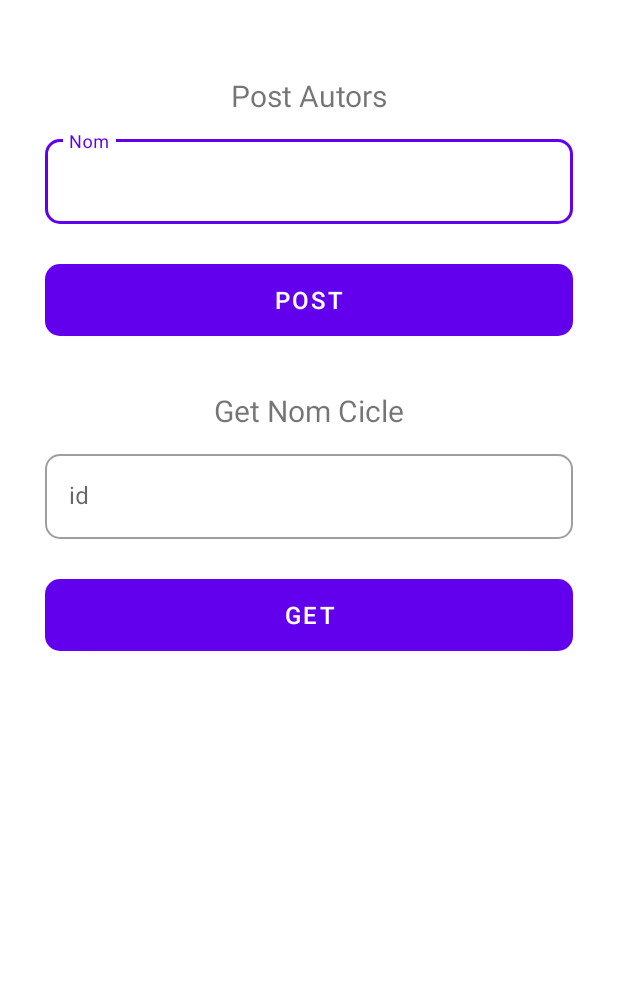
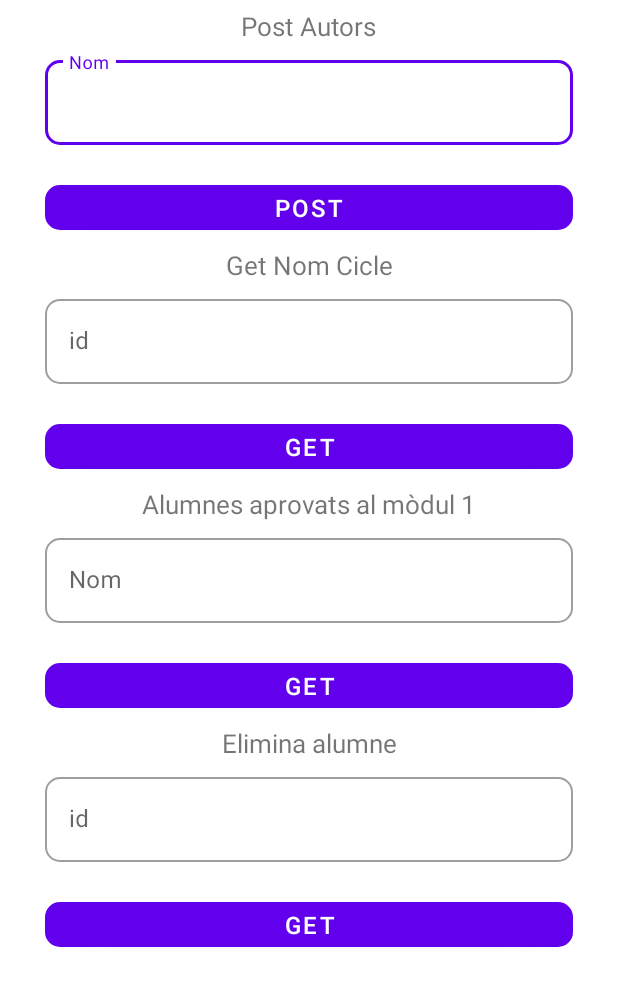
Before and after one commit to mcfl-uri/ExamenApi, an Android app: the layout fragment_actions.xml on its own in the app's theme, with its tools: preview values and no code run, on a phone screen of 412 x 824 dp. Shown: the top 986 px of the screen. Run offline under Robolectric (Android 15) with nearby library versions, the phone set to English and light mode, and no system bars.

Commit message:
get nom cicle

```diff
--- a/app/src/main/java/cat/api/examenapi/ui/ActionsFragment.kt
+++ b/app/src/main/java/cat/api/examenapi/ui/ActionsFragment.kt
@@ -45,7 +45,7 @@ class ActionsFragment : Fragment() {
             override fun onResponse(call: Call<Cicle>, response: Response<Cicle>) {
                 if (response?.body() != null) {
                     var tmp: Cicle = response.body()!!
-                    view?.findViewById<TextView>(R.id.getNomCicle)?.setText(tmp.nomCicle)
+                    view?.findViewById<TextView>(R.id.getNomCicle)?.setText("Nom del cicle: ${tmp.nomCicle}")
                 }
             }
 
--- a/app/src/main/res/layout/fragment_actions.xml
+++ b/app/src/main/res/layout/fragment_actions.xml
@@ -12,9 +12,9 @@
             android:id="@+id/postAutors"
             android:layout_width="wrap_content"
             android:layout_height="wrap_content"
-            android:layout_marginTop="50dp"
+            android:layout_marginTop="5dp"
             android:text="Post Autors"
-            android:textSize="20sp"
+            android:textSize="17sp"
             app:layout_constraintEnd_toEndOf="parent"
             app:layout_constraintStart_toStartOf="parent"
             app:layout_constraintTop_toTopOf="parent" />
@@ -25,7 +25,7 @@
             android:layout_width="match_parent"
             android:layout_height="wrap_content"
             android:layout_marginStart="30dp"
-            android:layout_marginTop="10dp"
+            android:layout_marginTop="5dp"
             android:layout_marginEnd="30dp"
             app:boxCornerRadiusBottomEnd="10dp"
             app:boxCornerRadiusBottomStart="10dp"
@@ -50,7 +50,7 @@
             android:layout_height="wrap_content"
             android:layout_marginStart="30dp"
             android:layout_marginEnd="30dp"
-            android:minHeight="60dp"
+            android:minHeight="30dp"
             android:text="POST"
             android:textAllCaps="false"
             android:textColor="@color/white"
@@ -62,9 +62,9 @@
             android:id="@+id/getNomCicle"
             android:layout_width="wrap_content"
             android:layout_height="wrap_content"
-            android:layout_marginTop="30dp"
+            android:layout_marginTop="5dp"
             android:text="Get Nom Cicle"
-            android:textSize="20sp"
+            android:textSize="17sp"
             app:layout_constraintEnd_toEndOf="parent"
             app:layout_constraintStart_toStartOf="parent"
             app:layout_constraintTop_toBottomOf="@id/postButton" />
@@ -75,7 +75,7 @@
             android:layout_width="match_parent"
             android:layout_height="wrap_content"
             android:layout_marginStart="30dp"
-            android:layout_marginTop="10dp"
+            android:layout_marginTop="5dp"
             android:layout_marginEnd="30dp"
             app:boxCornerRadiusBottomEnd="10dp"
             app:boxCornerRadiusBottomStart="10dp"
@@ -100,7 +100,7 @@
             android:layout_height="wrap_content"
             android:layout_marginStart="30dp"
             android:layout_marginEnd="30dp"
-            android:minHeight="60dp"
+            android:minHeight="30dp"
             android:text="GET"
             android:textAllCaps="false"
             android:textColor="@color/white"
@@ -108,5 +108,105 @@
             app:cornerRadius="10dp"
             app:layout_constraintTop_toBottomOf="@id/getCicleInputGroup" />
 
+        <TextView
+            android:id="@+id/alumnesAprovats"
+            android:layout_width="wrap_content"
+            android:layout_height="wrap_content"
+            android:layout_marginTop="5dp"
+            android:text="Alumnes aprovats al mòdul 1"
+            android:textSize="17sp"
+            app:layout_constraintTop_toBottomOf="@id/getCicleButton"
+            app:layout_constraintEnd_toEndOf="parent"
+            app:layout_constraintStart_toStartOf="parent" />
+
+        <com.google.android.material.textfield.TextInputLayout
+            android:id="@+id/getAprovatsModul"
+            style="@style/Widget.MaterialComponents.TextInputLayout.OutlinedBox"
+            android:layout_width="match_parent"
+            android:layout_height="wrap_content"
+            android:layout_marginStart="30dp"
+            android:layout_marginTop="5dp"
+            android:layout_marginEnd="30dp"
+            app:boxCornerRadiusBottomEnd="10dp"
+            app:boxCornerRadiusBottomStart="10dp"
+            app:boxCornerRadiusTopEnd="10dp"
+            app:boxCornerRadiusTopStart="10dp"
+            app:errorEnabled="true"
+            app:layout_constraintTop_toBottomOf="@+id/alumnesAprovats">
+
+            <com.google.android.material.textfield.TextInputEditText
+                android:id="@+id/getAprovatsModulInput"
+                android:layout_width="match_parent"
+                android:layout_height="wrap_content"
+                android:hint="Nom"
+                android:imeOptions="actionDone"
+                android:inputType="text" />
+
+        </com.google.android.material.textfield.TextInputLayout>
+
+        <com.google.android.material.button.MaterialButton
+            android:id="@+id/getAprovatsButton"
+            android:layout_width="match_parent"
+            android:layout_height="wrap_content"
+            android:layout_marginStart="30dp"
+            android:layout_marginEnd="30dp"
+            android:minHeight="30dp"
+            android:text="GET"
+            android:textAllCaps="false"
+            android:textColor="@color/white"
+            android:textSize="16sp"
+            app:cornerRadius="10dp"
+            app:layout_constraintTop_toBottomOf="@id/getAprovatsModul" />
+
+        <TextView
+            android:id="@+id/deleteAlumne"
+            android:layout_width="wrap_content"
+            android:layout_height="wrap_content"
+            android:layout_marginTop="5dp"
+            android:text="Elimina alumne"
+            android:textSize="17sp"
+            app:layout_constraintEnd_toEndOf="parent"
+            app:layout_constraintStart_toStartOf="parent"
+            app:layout_constraintTop_toBottomOf="@id/getAprovatsButton" />
+
+        <com.google.android.material.textfield.TextInputLayout
+            android:id="@+id/deleteAlumneGroup"
+            style="@style/Widget.MaterialComponents.TextInputLayout.OutlinedBox"
+            android:layout_width="match_parent"
+            android:layout_height="wrap_content"
+            android:layout_marginStart="30dp"
+            android:layout_marginTop="5dp"
+            android:layout_marginEnd="30dp"
+            app:boxCornerRadiusBottomEnd="10dp"
+            app:boxCornerRadiusBottomStart="10dp"
+            app:boxCornerRadiusTopEnd="10dp"
+            app:boxCornerRadiusTopStart="10dp"
+            app:errorEnabled="true"
+            app:layout_constraintTop_toBottomOf="@+id/deleteAlumne">
+
+            <com.google.android.material.textfield.TextInputEditText
+                android:id="@+id/deleteInput"
+                android:layout_width="match_parent"
+                android:layout_height="wrap_content"
+                android:hint="id"
+                android:imeOptions="actionDone"
+                android:inputType="text" />
+
+        </com.google.android.material.textfield.TextInputLayout>
+
+        <com.google.android.material.button.MaterialButton
+            android:id="@+id/deleteAlumneButton"
+            android:layout_width="match_parent"
+            android:layout_height="wrap_content"
+            android:layout_marginStart="30dp"
+            android:layout_marginEnd="30dp"
+            android:minHeight="30dp"
+            android:text="GET"
+            android:textAllCaps="false"
+            android:textColor="@color/white"
+            android:textSize="16sp"
+            app:cornerRadius="10dp"
+            app:layout_constraintTop_toBottomOf="@id/deleteAlumneGroup" />
+
     </androidx.constraintlayout.widget.ConstraintLayout>
 </layout>
```
